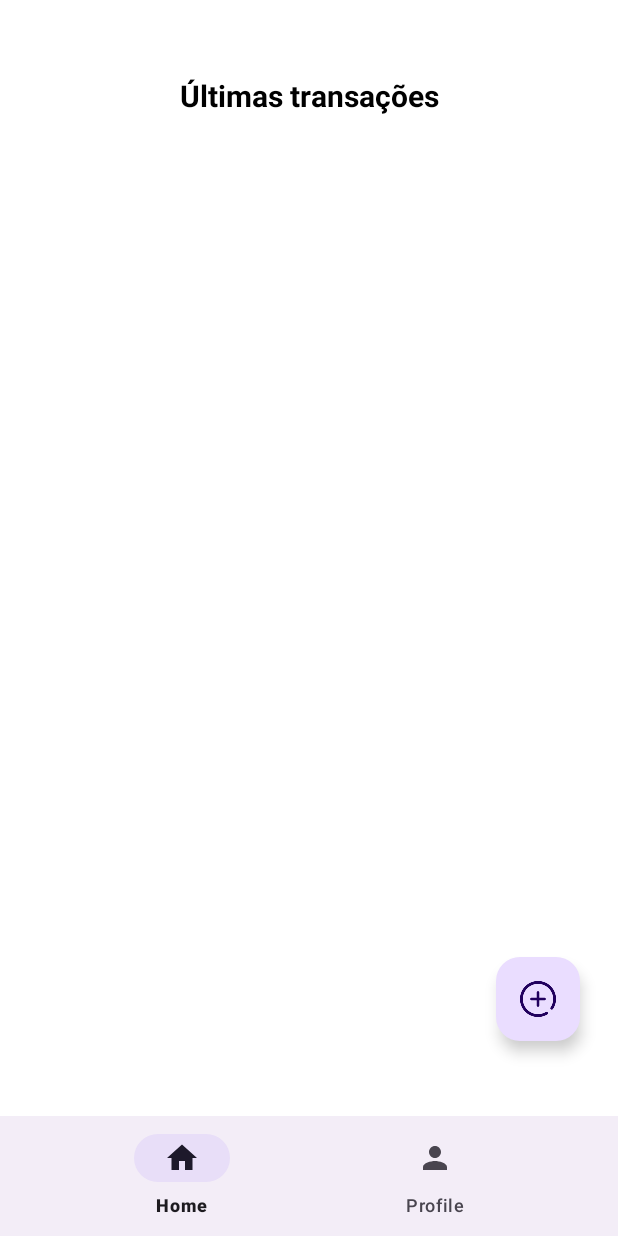
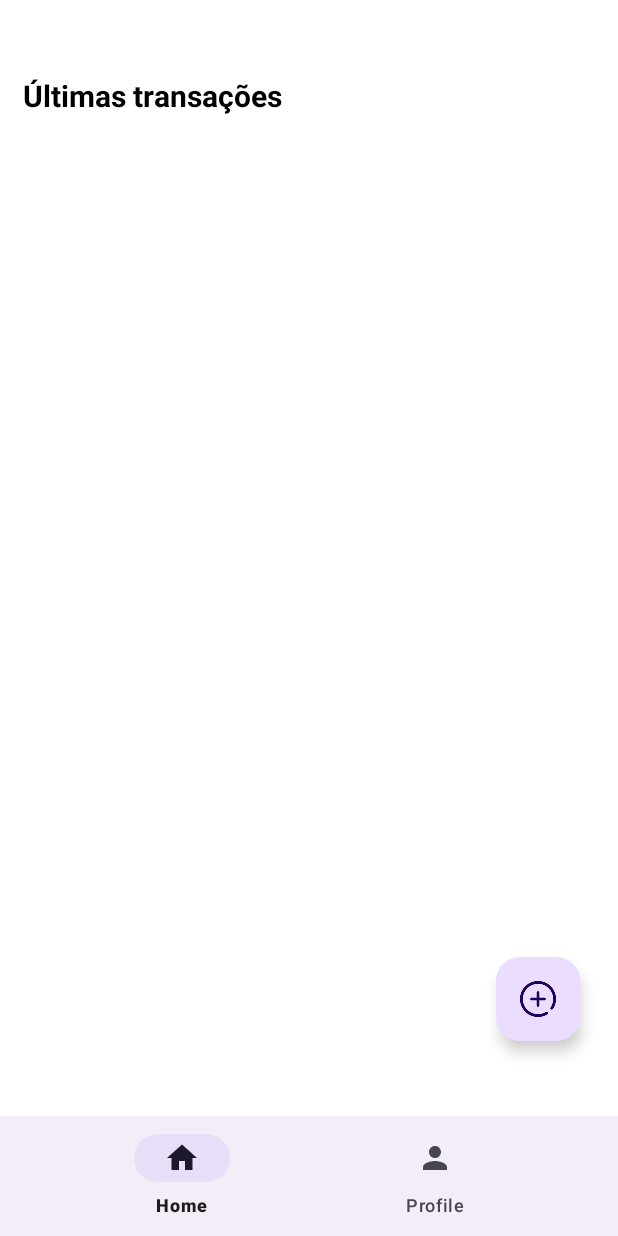
Before and after one commit to limaenz/financa-em-foco-app, an Android app: the screen it shows after launch once a user with an empty profile is signed in (TelaInicialActivity), on a phone screen of 412 x 824 dp. Run offline under Robolectric (Android 15) with nearby library versions, the phone set to English and light mode, and no system bars; our stand-ins replace Firebase (no records; nobody signed in at launch, a user with empty details on screens opened directly).

Commit message:
feat: fixing card view home fragmnent and colors text view

```diff
--- a/app/src/main/java/com/example/financa_em_foco_app/Fragments/HomeFragment.java
+++ b/app/src/main/java/com/example/financa_em_foco_app/Fragments/HomeFragment.java
@@ -60,6 +60,8 @@ public class HomeFragment extends Fragment {
     }
 
     private void carregarTransacoes() {
+        //TODO: Implementar regra de se for gasto == vermelho e ganho == verde
+
         AlertDialog.Builder builder = new AlertDialog.Builder(getContext());
         builder.setCancelable(false);
         builder.setView(R.layout.progress_layout);
@@ -70,16 +72,9 @@ public class HomeFragment extends Fragment {
         binding.listTransacoes.setAdapter(adapter);
         dialog.show();
 
-        DatabaseReference transacoesRef = FirebaseDatabase
-                .getInstance()
-                .getReference()
-                .child("Transacoes");
+        DatabaseReference transacoesRef = FirebaseDatabase.getInstance().getReference().child("Transacoes");
 
-        transacoesRef
-                .orderByChild("idUsuario")
-                .equalTo(mAuth.getUid())
-                .limitToLast(4)
-                .addValueEventListener(new ValueEventListener() {
+        transacoesRef.orderByChild("idUsuario").equalTo(mAuth.getUid()).limitToLast(4).addValueEventListener(new ValueEventListener() {
             @Override
             public void onDataChange(@NonNull DataSnapshot snapshot) {
                 transacoesList.clear();
@@ -88,6 +83,8 @@ public class HomeFragment extends Fragment {
                     Transacao transacao = itemSnapshot.getValue(Transacao.class);
                     transacoesList.add(transacao);
                 }
+
+                if (transacoesList.size() == 4) binding.textViewVerMais.setVisibility(View.VISIBLE);
 
                 adapter.notifyDataSetChanged();
                 dialog.dismiss();
--- a/app/src/main/res/layout/fragment_home.xml
+++ b/app/src/main/res/layout/fragment_home.xml
@@ -9,11 +9,11 @@
     <TextView
         android:layout_width="match_parent"
         android:layout_height="wrap_content"
+        android:layout_marginStart="15dp"
         android:layout_marginTop="50dp"
         android:text="Últimas transações"
-        android:textAlignment="center"
         android:textColor="@color/black"
-        android:textSize="20dp"
+        android:textSize="20sp"
         android:textStyle="bold" />
 
     <androidx.recyclerview.widget.RecyclerView
@@ -23,6 +23,19 @@
         android:layout_marginLeft="20dp"
         android:layout_marginTop="80dp" />
 
+    <TextView
+        android:id="@+id/textViewVerMais"
+        android:layout_width="match_parent"
+        android:layout_height="wrap_content"
+        android:layout_marginStart="327dp"
+        android:layout_marginTop="365dp"
+        android:clickable="true"
+        android:text="Ver mais"
+        android:textColor="@color/black"
+        android:textSize="12sp"
+        android:textStyle="bold"
+        android:visibility="invisible" />
+
     <com.google.android.material.floatingactionbutton.FloatingActionButton
         android:id="@+id/buttonAdicionar"
         android:layout_width="wrap_content"
@@ -30,6 +43,7 @@
         android:layout_gravity="bottom|end"
         android:layout_marginEnd="25dp"
         android:layout_marginBottom="50dp"
+        android:contentDescription="TODO"
         android:src="@drawable/mais" />
 
 </FrameLayout>
```
Also changed, not shown: app/src/main/java/com/example/financa_em_foco_app/ViewHolder/TransacaoViewHolder.java (+8 -0 lines), app/src/main/res/layout/item_transacao.xml (+9 -10 lines).
